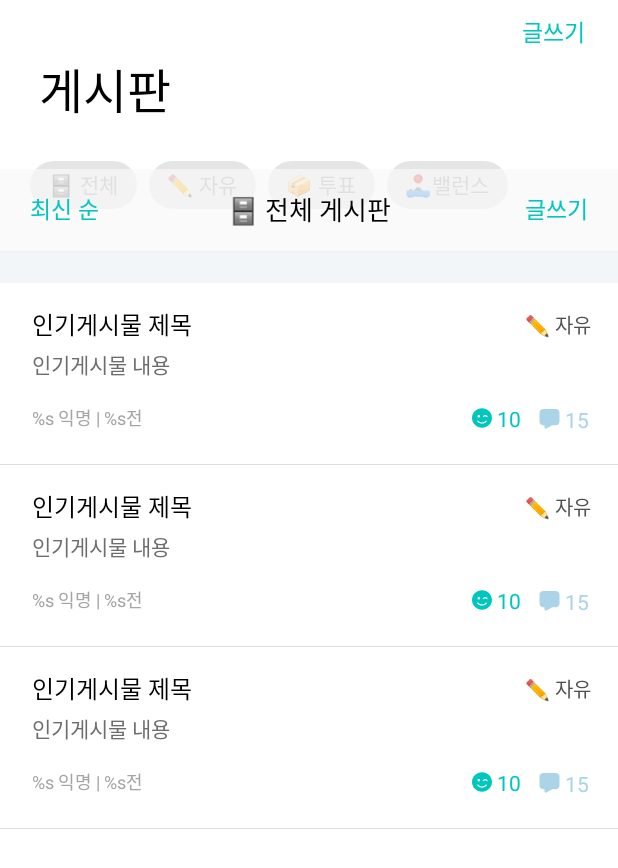
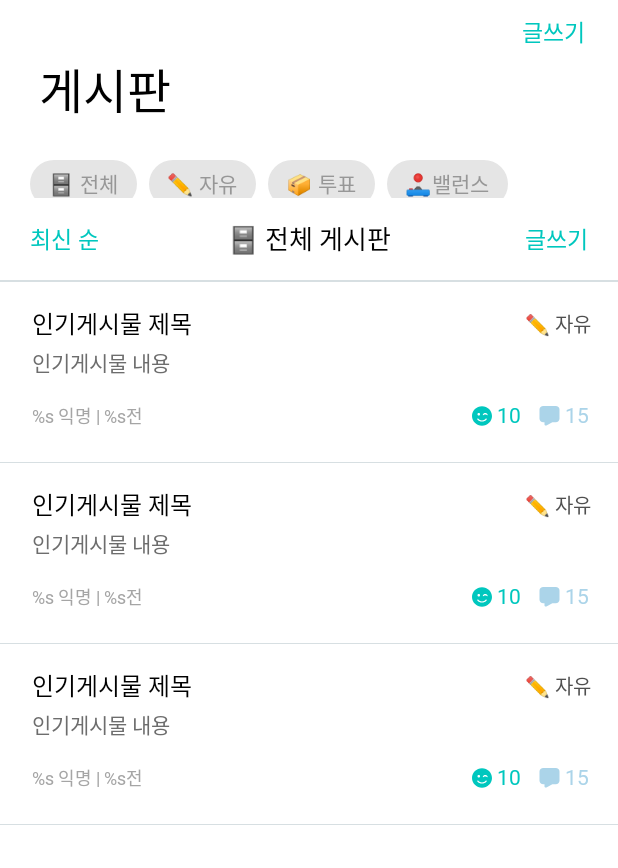
Before and after one commit to TAMSADAN/mbti-station-android, an Android app: the layout fragment_board.xml on its own in the app's theme, with its tools: preview values and no code run, on a phone screen of 412 x 824 dp. Shown: the top 868 px of the screen. Run offline under Robolectric (Android 15) with nearby library versions, the phone set to English and light mode, and no system bars.

Commit message:
[style] Change Font & Board View

```diff
--- a/app/src/main/res/layout/fragment_board.xml
+++ b/app/src/main/res/layout/fragment_board.xml
@@ -12,19 +12,22 @@
     <androidx.coordinatorlayout.widget.CoordinatorLayout
         android:layout_width="match_parent"
         android:layout_height="match_parent"
-        android:background="@color/mbti_gray_h">
+        android:background="@color/white">
 
         <com.google.android.material.appbar.AppBarLayout
             android:id="@+id/app_bar_layout"
             android:layout_width="match_parent"
             android:layout_height="wrap_content"
+            app:elevation="0dp"
             android:background="@color/white"
             android:fitsSystemWindows="true">
 
             <com.google.android.material.appbar.CollapsingToolbarLayout
+                android:id="@+id/collapsing_tool_bar_layout"
                 android:layout_width="match_parent"
                 android:layout_height="wrap_content"
                 android:fitsSystemWindows="true"
+                android:background="@color/white"
                 app:contentScrim="@color/mbti_gray_i"
                 app:expandedTitleTextAppearance="@android:color/transparent"
                 app:layout_scrollFlags="scroll|exitUntilCollapsed|snap">
@@ -34,13 +37,24 @@
                     android:layout_width="match_parent"
                     android:layout_height="?attr/actionBarSize"
                     app:layout_collapseMode="pin"
+                    android:background="@color/white"
                     app:popupTheme="@style/ThemeOverlay.AppCompat.Light"/>
 
                 <androidx.constraintlayout.widget.ConstraintLayout
+                    android:id="@+id/menu_constraint_layout"
                     android:layout_width="match_parent"
                     android:layout_height="wrap_content"
+                    android:background="@color/white"
                     app:layout_collapseMode="parallax"
                     app:layout_collapseParallaxMultiplier="0">
+
+                    <View
+                        android:layout_width="match_parent"
+                        android:layout_height="1dp"
+                        app:layout_constraintTop_toBottomOf="@id/chip_group"
+                        android:layout_marginTop="20dp"
+                        app:layout_constraintBottom_toTopOf="@id/gray_view"
+                        android:background="@color/mbti_gray_d"/>
 
                     <TextView
                         android:id="@+id/board_title_text_view"
@@ -51,6 +65,8 @@
                         android:text="게시판"
                         android:textSize="32sp"
                         android:textColor="@color/black"
+                        android:fontFamily="@font/notosanskr_bold"
+                        android:includeFontPadding="false"
                         android:layout_marginTop="35dp"
                         android:layout_marginLeft="26dp" />
 
@@ -62,6 +78,8 @@
                         app:layout_constraintRight_toRightOf="parent"
                         android:layout_marginTop="9dp"
                         android:layout_marginRight="22dp"
+                        android:fontFamily="@font/notosanskr_bold"
+                        android:includeFontPadding="false"
                         android:textSize="15sp"
                         android:textColor="@color/mbti_mint_a"/>
 
@@ -82,6 +100,8 @@
                             android:text="@string/all_chip"
                             style="@style/Widget.MaterialComponents.Chip.Choice"
                             android:textSize="14sp"
+                            android:fontFamily="@font/notosanskr_regular"
+                            android:includeFontPadding="false"
                             android:textColor="@color/mbti_gray_g"/>
 
                         <com.google.android.material.chip.Chip
@@ -90,6 +110,8 @@
                             android:text="@string/free_chip"
                             style="@style/Widget.MaterialComponents.Chip.Choice"
                             android:textSize="14sp"
+                            android:fontFamily="@font/notosanskr_regular"
+                            android:includeFontPadding="false"
                             android:textColor="@color/mbti_gray_g"/>
 
                         <com.google.android.material.chip.Chip
@@ -98,6 +120,8 @@
                             android:text="@string/vote_chip"
                             style="@style/Widget.MaterialComponents.Chip.Choice"
                             android:textSize="14sp"
+                            android:fontFamily="@font/notosanskr_regular"
+                            android:includeFontPadding="false"
                             android:textColor="@color/mbti_gray_g"/>
 
                         <com.google.android.material.chip.Chip
@@ -106,18 +130,18 @@
                             android:text="@string/balance_chip"
                             style="@style/Widget.MaterialComponents.Chip.Choice"
                             android:textSize="14sp"
+                            android:fontFamily="@font/notosanskr_regular"
+                            android:includeFontPadding="false"
                             android:textColor="@color/mbti_gray_g"/>
 
                     </com.google.android.material.chip.ChipGroup>
 
                     <View
+                        android:id="@+id/gray_view"
                         android:layout_width="match_parent"
-                        android:layout_height="1dp"
+                        android:layout_height="20dp"
                         app:layout_constraintBottom_toBottomOf="parent"
-                        app:layout_constraintTop_toBottomOf="@id/chip_group"
-                        android:layout_marginTop="20dp"
-                        android:background="@color/mbti_gray_d"/>
-
+                        android:background="@color/mbti_gray_h"/>
 
                 </androidx.constraintlayout.widget.ConstraintLayout>
 
@@ -126,9 +150,8 @@
                     android:layout_width="match_parent"
                     android:layout_height="?attr/actionBarSize"
                     android:layout_gravity="bottom"
-                    android:paddingLeft="20dp"
-                    android:paddingRight="20dp"
-                    android:background="@color/mbti_gray_i"
+
+                    android:background="@color/white"
                     app:layout_collapseMode="pin"
                     app:layout_collapseParallaxMultiplier="1">
 
@@ -138,10 +161,13 @@
                     android:layout_width="wrap_content"
                     android:layout_height="wrap_content"
                     android:textSize="15sp"
+                    android:layout_marginLeft="20dp"
                     app:layout_constraintLeft_toLeftOf="parent"
                     app:layout_constraintTop_toTopOf="parent"
                     app:layout_constraintBottom_toBottomOf="parent"
                     android:layout_marginBottom="3dp"
+                    android:fontFamily="@font/notosanskr_regular"
+                    android:includeFontPadding="false"
                     android:textColor="@color/mbti_mint_a"
                     android:text="최신 순"/>
 
@@ -155,6 +181,8 @@
                     app:layout_constraintTop_toTopOf="parent"
                     app:layout_constraintBottom_toBottomOf="parent"
                     android:layout_marginBottom="3dp"
+                    android:fontFamily="@font/notosanskr_bold"
+                    android:includeFontPadding="false"
                     android:textColor="@color/black"
                     android:text="@string/all_board"/>
 
@@ -167,8 +195,18 @@
                     app:layout_constraintTop_toTopOf="parent"
                     app:layout_constraintBottom_toBottomOf="parent"
                     android:layout_marginBottom="3dp"
+                    android:fontFamily="@font/notosanskr_bold"
+                    android:includeFontPadding="false"
                     android:textColor="@color/mbti_mint_a"
+                    android:layout_marginRight="20dp"
                     android:text="글쓰기"/>
+
+                <View
+                    android:layout_width="match_parent"
+                    android:layout_height="1dp"
+                    app:layout_constraintBottom_toBottomOf="parent"
+                    app:layout_constraintLeft_toLeftOf="parent"
+                    android:background="@color/mbti_gray_d"/>
 
                 </androidx.constraintlayout.widget.ConstraintLayout>
 
@@ -179,7 +217,6 @@
         <androidx.core.widget.NestedScrollView
             android:layout_width="match_parent"
             android:layout_height="match_parent"
-            android:layout_marginTop="20dp"
             android:clipToPadding="false"
             android:fillViewport="true"
             app:layout_behavior="@string/appbar_scrolling_view_behavior">
--- a/app/src/main/res/layout/include_toolbar_layout.xml
+++ b/app/src/main/res/layout/include_toolbar_layout.xml
@@ -13,8 +13,11 @@
         app:layout_constraintLeft_toLeftOf="parent"
         android:background="@android:color/transparent"
         android:text="게시판"
+        android:textSize="15sp"
         android:textColor="@color/mbti_mint_a"
         android:layout_marginLeft="21dp"
+        android:fontFamily="@font/notosanskr_regular"
+        android:includeFontPadding="false"
         android:drawableLeft="@drawable/ic_back_button"
         android:drawablePadding="-24dp" />
 
@@ -25,6 +28,8 @@
         android:text="🗄 전체 게시판"
         android:textSize="17sp"
         android:textColor="@color/black"
+        android:fontFamily="@font/notosanskr_bold"
+        android:includeFontPadding="false"
         app:layout_constraintTop_toTopOf="parent"
         app:layout_constraintBottom_toBottomOf="parent"
         app:layout_constraintLeft_toLeftOf="parent"
--- a/app/src/main/res/layout/item_post_free.xml
+++ b/app/src/main/res/layout/item_post_free.xml
@@ -19,6 +19,8 @@
             app:layout_constraintLeft_toLeftOf="parent"
             android:layout_marginTop="15dp"
             android:layout_marginLeft="21dp"
+            android:fontFamily="@font/notosanskr_bold"
+            android:includeFontPadding="false"
             android:textSize="16sp"
             android:textColor="@color/black" />
 
@@ -31,6 +33,8 @@
             app:layout_constraintBottom_toBottomOf="@id/hot_post_title_text_view"
             app:layout_constraintRight_toRightOf="parent"
             android:layout_marginRight="18dp"
+            android:fontFamily="@font/notosanskr_regular"
+            android:includeFontPadding="false"
             android:textSize="13sp"
             android:textColor="@color/mbti_gray_a" />
 
@@ -43,6 +47,8 @@
             app:layout_constraintLeft_toLeftOf="parent"
             android:layout_marginTop="4dp"
             android:layout_marginLeft="21dp"
+            android:fontFamily="@font/notosanskr_medium"
+            android:includeFontPadding="false"
             android:textSize="14sp"
             android:textColor="@color/mbti_gray_b" />
 
@@ -55,6 +61,8 @@
             app:layout_constraintLeft_toLeftOf="parent"
             android:layout_marginTop="16dp"
             android:layout_marginLeft="21dp"
+            android:fontFamily="@font/notosanskr_regular"
+            android:includeFontPadding="false"
             android:textSize="12sp"
             android:textColor="@color/mbti_gray_c" />
 
@@ -78,6 +86,8 @@
             android:textSize="14sp"
             android:textColor="@color/mbti_mint_a"
             app:layout_constraintRight_toLeftOf="@id/comment_image_view"
+            android:fontFamily="@font/notosanskr_regular"
+            android:includeFontPadding="false"
             android:layout_marginRight="12dp" />
 
         <ImageView
@@ -99,6 +109,8 @@
             app:layout_constraintBottom_toBottomOf="@id/comment_image_view"
             app:layout_constraintRight_toRightOf="parent"
             android:textSize="14sp"
+            android:fontFamily="@font/notosanskr_regular"
+            android:includeFontPadding="false"
             android:textColor="@color/mbti_blue_a"
             android:layout_marginRight="19dp" />
 
```
Also changed, not shown: app/src/main/java/com/mbtmi/mbti/view/BoardFragment.kt (+7 -2 lines), app/src/main/res/layout/fragment_home.xml (+46 -0 lines), app/src/main/res/layout/item_post_vote.xml (added, +133 -0 lines), 6 other files.
